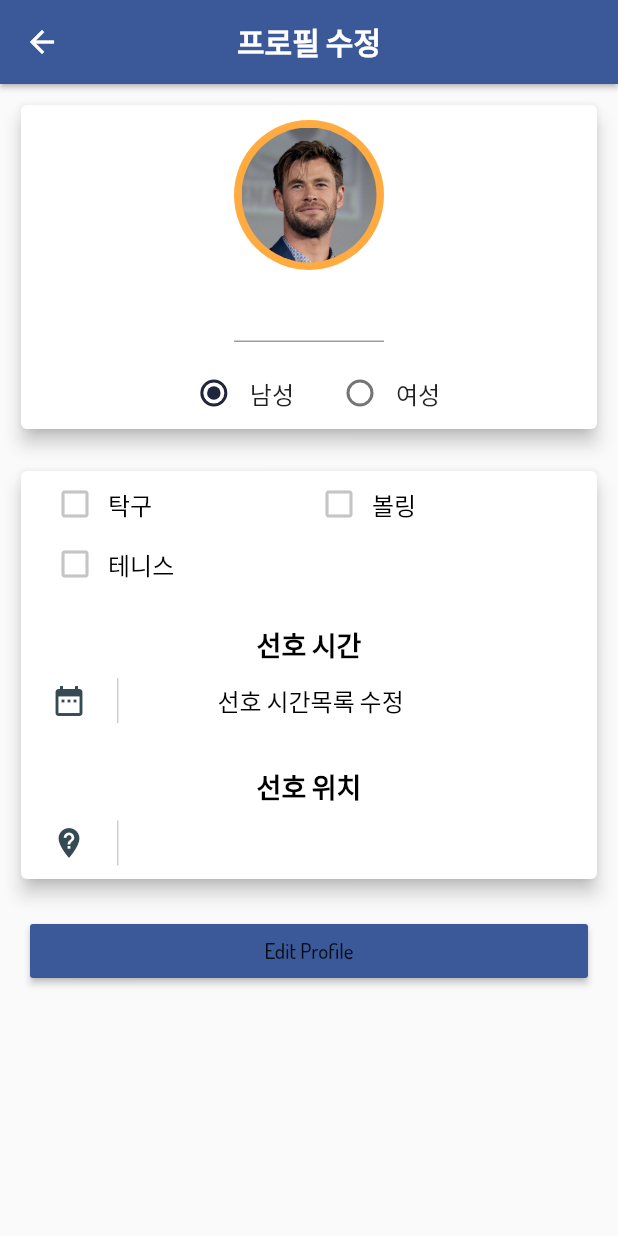
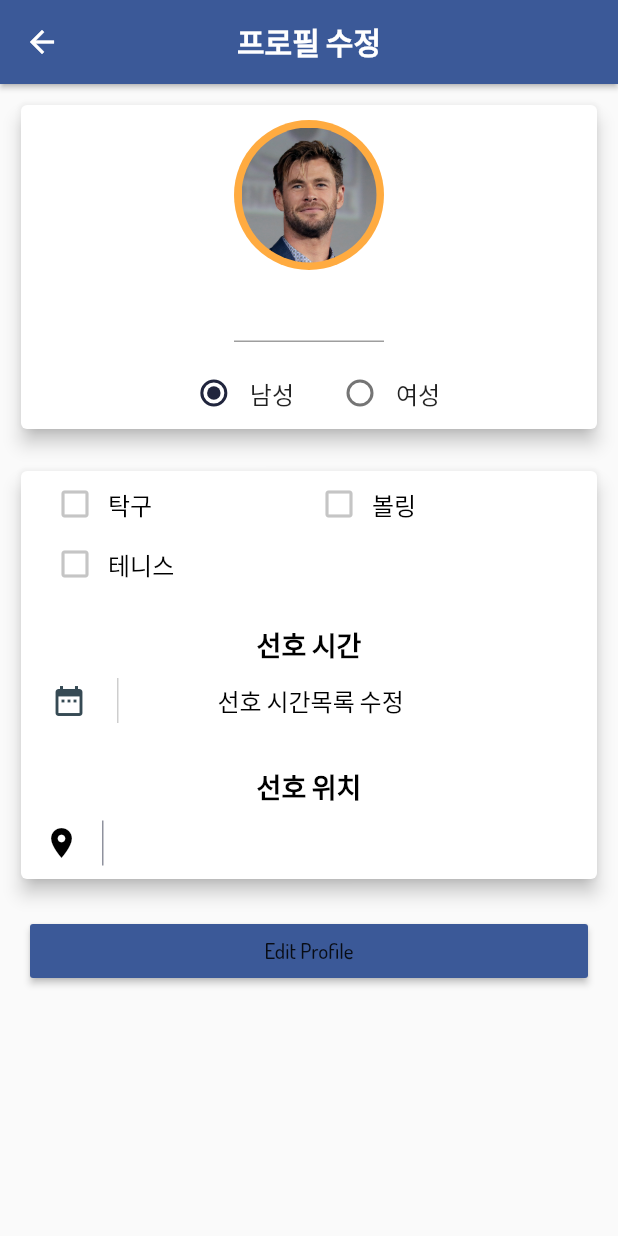
Before and after one commit to kkdh7609/Gteam, a Flutter app: the UserProfile screen opened directly, scrolled down 85 dp, on a phone screen of 412 x 824 dp. Run offline on Flutter 3.47's test engine with Material 2 defaults, Android fonts, the phone set to English and light mode, and no system bars; our stand-ins replace auto_size_text, cloud_firestore, firebase_auth, flutter_svg, font_awesome_flutter, google_maps_flutter and 3 more; missing offline and left inert: flutter_google_places, geocoder, google_maps_webservice, iamport_flutter; accounts and stored records are empty; project files that could hold a hidden picture were left out.

Commit message:
Merge whole project

```diff
--- a/gteams/lib/setting/profile/myProfile.dart
+++ b/gteams/lib/setting/profile/myProfile.dart
@@ -3,10 +3,12 @@ import 'package:flutter/material.dart';
 import 'package:gteams/game/game_join/widgets/GameJoinTheme.dart';
 import 'package:gteams/map/google_map.dart';
 import 'package:gteams/setting/popularFilterList.dart';
+import 'package:gteams/game/game_create/GameCreateTheme.dart';
 import 'package:gteams/setting/profile/preferenceTime.dart';
 import 'package:gteams/manager/usePhoto.dart';
 import 'package:gteams/menu/drawer/UserData.dart';
 import 'package:gteams/services/crud.dart';
+import 'package:gteams/map/StadiumListData.dart';
 import 'package:gteams/root_page.dart';
 
 class UserProfile extends StatefulWidget {
@@ -20,6 +22,7 @@ enum Gender { MALE, FEMALE }
 
 class _UserProfileState extends State<UserProfile> {
   final GlobalKey<FormState> _formKey = GlobalKey<FormState>();
+  var stadiumList =StadiumListData.stadiumList;
   crudMedthods crudObj = new crudMedthods();
 
   UserData _userData;
@@ -107,18 +110,19 @@ class _UserProfileState extends State<UserProfile> {
     );
   }
 
-  Widget _my_location() {
+  Widget _showGameLoc(){
+    return StreamBuilder<QuerySnapshot>(
+        stream  : Firestore.instance.collection("stadium").snapshots(),
+        builder : (context, snapshot){
+          if(!snapshot.hasData) return LinearProgressIndicator();
           return Container(
             child: Row(
               children: <Widget>[
-          new Padding(
-            padding: EdgeInsets.symmetric(horizontal: 20.0),
-            child: Icon(Icons.not_listed_location, color: Color(0xFF364A54)),
-          ),
+                Padding(padding: EdgeInsets.symmetric(horizontal: 15.0), child: Icon(Icons.location_on, color: Colors.black)),
                 Container(
                   height: 30.0,
                   width: 1.0,
-            color: Colors.grey.withOpacity(0.5),
+                  color: GameCreateTheme.buildLightTheme().primaryColor.withOpacity(0.5),
                   margin: const EdgeInsets.only(right: 10.0),
                 ),
                 FlatButton(
@@ -130,16 +134,12 @@ class _UserProfileState extends State<UserProfile> {
                           fontSize: 16.0),
                     ),
                     onPressed: () {
-                Navigator.push(
-                    context,
-                    MaterialPageRoute(
-                        builder: (context) =>
-                            MapTest(onSelected: _change_loc_name)
-                    )
-                );
+                        Navigator.push(context, MaterialPageRoute(builder: (context) => MapTest(onSelected: _change_loc_name, nowReq: mapReq.findLocation, stadiumList: stadiumList,)));
                     }),
               ],
             ),
+          );
+        }
     );
   }
 
@@ -343,7 +343,7 @@ class _UserProfileState extends State<UserProfile> {
                                         _title("선호 시간"),
                                         _preferenceTime(),
                                         _title("선호 위치"),
-                                        _my_location(),
+                                      _showGameLoc(),
                                       ],
                                     )),
                               )),
```
Lines whose indentation alone changed are shown as unchanged.
